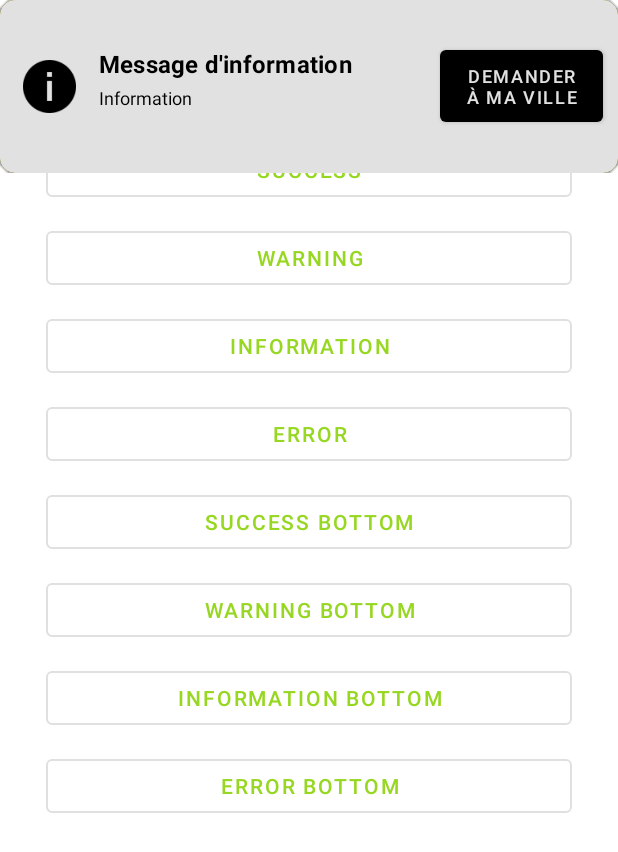
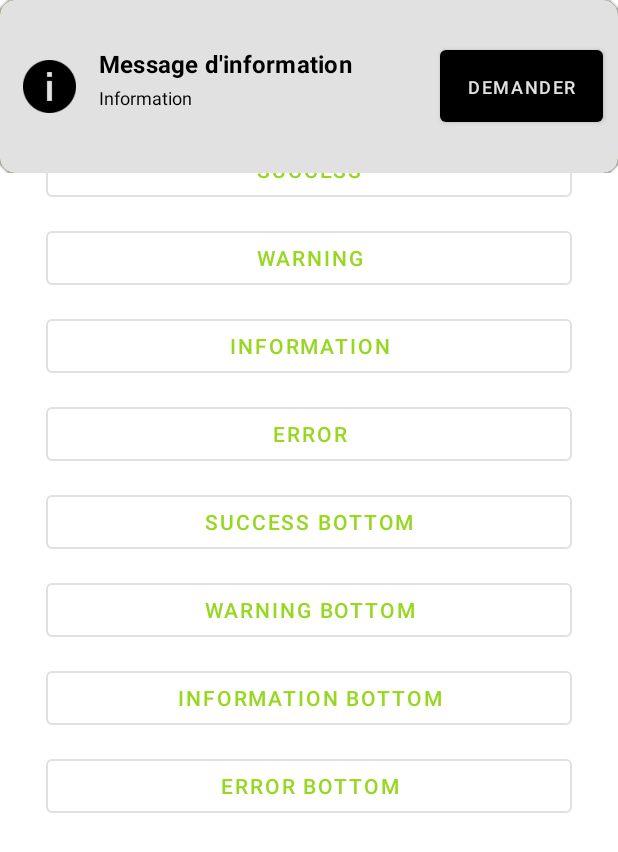
Before and after one commit to Exalis/AndroidUtils, an Android app: the screen it shows after launch (MainActivity), after a tap on "INFORMATION", on a phone screen of 412 x 824 dp. Shown: the top 852 px of the screen. Run offline under Robolectric (Android 15) with nearby library versions, the phone set to English and light mode, and no system bars; 3 other taps on this screen came first.

Commit message:
fix button lines

```diff
--- a/AndroidUtils/src/main/res/layout/banner.xml
+++ b/AndroidUtils/src/main/res/layout/banner.xml
@@ -73,6 +73,7 @@
 					android:text="Demander à ma ville"
 					android:autoSizeTextType="uniform"
 					android:textColor="@color/colorWarning"
+					android:maxLines="1"
 					style="@style/Widget.MaterialComponents.Button"
 					app:backgroundTint="@color/white"
 					android:id="@+id/bannerButton"
```
